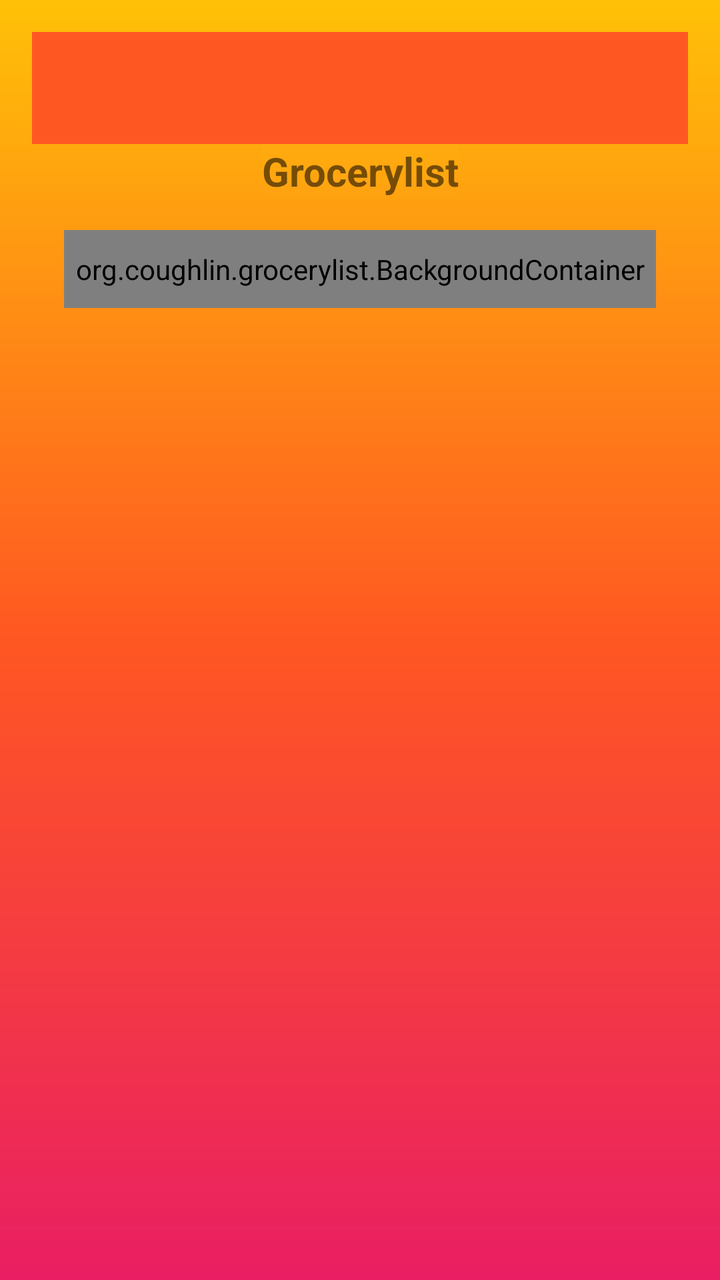
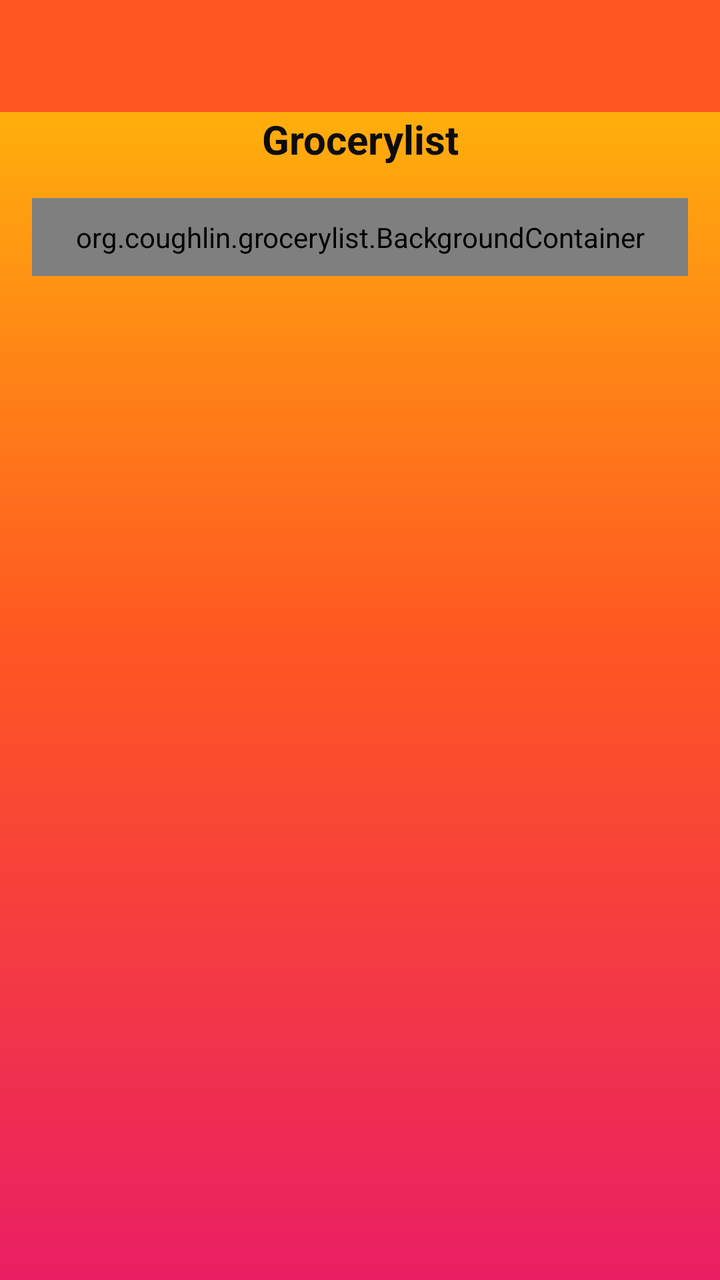

Two renders of the same Android screen: before a commit and after it. Below are the layout's source before the change and the commit's diff.
<!-- AndroidManifest.xml: application theme AppTheme -->
<!-- res/layout/activity_grocerylist.xml -->
<androidx.drawerlayout.widget.DrawerLayout
    xmlns:android="http://schemas.android.com/apk/res/android"
    xmlns:app="http://schemas.android.com/apk/res-auto"
    xmlns:tools="http://schemas.android.com/tools"
    android:id="@+id/drawer_layout"
    android:layout_width="match_parent"
    android:layout_height="match_parent"
    android:background="@drawable/gradient_background">

    
    <androidx.constraintlayout.widget.ConstraintLayout
        android:layout_width="match_parent"
        android:layout_height="match_parent"
        android:padding="16dp">

        
        <androidx.appcompat.widget.Toolbar
            android:id="@+id/toolbar"
            android:layout_width="match_parent"
            android:layout_height="?attr/actionBarSize"
            android:background="?attr/colorPrimary"
            android:theme="@style/ThemeOverlay.AppCompat.Dark.ActionBar"
            app:popupTheme="@style/ThemeOverlay.AppCompat.Light"
            app:layout_constraintTop_toTopOf="parent" />

        
        <TextView
            android:id="@+id/textView"
            android:layout_width="wrap_content"
            android:layout_height="wrap_content"
            android:background="#05FDD835"
            android:gravity="center"
            android:text="@string/grocerylist"
            android:textSize="20sp"
            android:textStyle="bold"
            app:layout_constraintTop_toBottomOf="@id/toolbar"
            app:layout_constraintStart_toStartOf="parent"
            app:layout_constraintEnd_toEndOf="parent" />

        
        <view
            android:id="@+id/view1"
            class="org.coughlin.grocerylist.BackgroundContainer"
            android:layout_width="0dp"
            android:layout_height="wrap_content"
            android:layout_marginStart="16dp"
            android:layout_marginTop="16dp"
            android:layout_marginEnd="16dp"
            android:background="@drawable/rounded_corners"
            app:layout_constraintTop_toBottomOf="@id/textView"
            app:layout_constraintStart_toStartOf="parent"
            app:layout_constraintEnd_toEndOf="parent">

            <ListView
                android:id="@+id/grocerylistview"
                android:layout_width="match_parent"
                android:layout_height="wrap_content"
                android:textAlignment="textStart" />
        </view>
    </androidx.constraintlayout.widget.ConstraintLayout>

    
    <ListView
        android:id="@+id/left_drawer"
        android:layout_width="240dp"
        android:layout_height="match_parent"
        android:layout_gravity="start"
        android:background="#111"
        android:choiceMode="singleChoice"
        android:divider="@android:color/transparent"
        android:dividerHeight="0dp" />
</androidx.drawerlayout.widget.DrawerLayout>
<!-- resources referenced by this layout -->
<resources>
  <!-- drawable gradient_background (drawable) -->
  <?xml version="1.0" encoding="utf-8"?>
  <shape xmlns:android="http://schemas.android.com/apk/res/android"
      android:shape="rectangle" >
          <gradient
              android:angle="90"
              android:endColor="#FFC107"
              android:centerColor="#FF5722"
              android:startColor="#E91E63"
              android:type="linear" />
  
      <corners
          android:radius="0dp"/>
  </shape>
  <!-- drawable rounded_corners (drawable) -->
  <?xml version="1.0" encoding="utf-8"?>
  <shape xmlns:android="http://schemas.android.com/apk/res/android"
      android:shape="rectangle">
  
      <stroke
          android:width="4dp"
          android:color="#FFF176"
          />
  
      <corners android:radius="10dp" />
      <solid
          android:color="#FFF176" />
  
  
      <padding
          android:top="10dp"
          android:bottom="10dp"
          android:left="20dp"
          android:right="20dp">
  
      </padding>
  
  </shape>
  <string name="grocerylist">Grocerylist</string>
  <style name="AppTheme" parent="Theme.MaterialComponents.DayNight.DarkActionBar">
          
          <item name="windowActionBar">false</item>
          <item name="windowNoTitle">true</item>
          
          <item name="colorPrimary">#FF5722</item>
          <item name="colorPrimaryVariant">#FF5722</item>
          
          <item name="colorSecondary">#FF5722</item>
      </style>
</resources>

<!-- the commit's change to res/layout/activity_grocerylist.xml (unified diff, before → after) -->
@@ -10,8 +10,7 @@
     
     <androidx.constraintlayout.widget.ConstraintLayout
         android:layout_width="match_parent"
-        android:layout_height="match_parent"
-        android:padding="16dp">
+        android:layout_height="match_parent">
 
         
         <androidx.appcompat.widget.Toolbar
@@ -19,7 +18,7 @@
             android:layout_width="match_parent"
             android:layout_height="?attr/actionBarSize"
             android:background="?attr/colorPrimary"
-            android:theme="@style/ThemeOverlay.AppCompat.Dark.ActionBar"
+            android:theme="@style/ThemeOverlay.AppCompat.ActionBar"
             app:popupTheme="@style/ThemeOverlay.AppCompat.Light"
             app:layout_constraintTop_toTopOf="parent" />
 
@@ -28,45 +27,43 @@
             android:id="@+id/textView"
             android:layout_width="wrap_content"
             android:layout_height="wrap_content"
-            android:background="#05FDD835"
             android:gravity="center"
             android:text="@string/grocerylist"
             android:textSize="20sp"
             android:textStyle="bold"
+            android:textColor="#0D0C0C"
             app:layout_constraintTop_toBottomOf="@id/toolbar"
             app:layout_constraintStart_toStartOf="parent"
             app:layout_constraintEnd_toEndOf="parent" />
 
         
-        <view
-            android:id="@+id/view1"
-            class="org.coughlin.grocerylist.BackgroundContainer"
-            android:layout_width="0dp"
+        <org.coughlin.grocerylist.BackgroundContainer
+            android:id="@+id/backgroundContainer"
+            android:layout_width="match_parent"
             android:layout_height="wrap_content"
-            android:layout_marginStart="16dp"
-            android:layout_marginTop="16dp"
-            android:layout_marginEnd="16dp"
+            android:layout_margin="16dp"
             android:background="@drawable/rounded_corners"
             app:layout_constraintTop_toBottomOf="@id/textView"
             app:layout_constraintStart_toStartOf="parent"
             app:layout_constraintEnd_toEndOf="parent">
 
-            <ListView
-                android:id="@+id/grocerylistview"
+            <androidx.recyclerview.widget.RecyclerView
+                android:id="@+id/grocerylistView"
                 android:layout_width="match_parent"
                 android:layout_height="wrap_content"
-                android:textAlignment="textStart" />
-        </view>
+                android:textAlignment="textStart"
+                tools:layout_editor_absoluteX="20dp"
+                tools:layout_editor_absoluteY="10dp" />
+
+        </org.coughlin.grocerylist.BackgroundContainer>
     </androidx.constraintlayout.widget.ConstraintLayout>
 
     
-    <ListView
+    <androidx.recyclerview.widget.RecyclerView
         android:id="@+id/left_drawer"
-        android:layout_width="240dp"
+        android:layout_width="180dp"
         android:layout_height="match_parent"
+        android:layout_marginTop="55dp"
         android:layout_gravity="start"
-        android:background="#111"
-        android:choiceMode="singleChoice"
-        android:divider="@android:color/transparent"
-        android:dividerHeight="0dp" />
+        android:background="#111" />
 </androidx.drawerlayout.widget.DrawerLayout>
<!-- resource entries referenced after the edit -->
@@ -48,6 +48,12 @@
           <item name="colorPrimaryVariant">#FF5722</item>
           
           <item name="colorSecondary">#FF5722</item>
+          <item name="popupMenuStyle">@style/CustomPopupMenu</item>
+          <item name="colorOnSurface">#000000</item>
+      </style>
+  <style name="CustomPopupMenu" parent="Widget.AppCompat.PopupMenu">
+          <item name="android:popupBackground">#FFFFFF</item> 
+          <item name="android:textColor">#000000</item> 
       </style>
 </resources>
 
